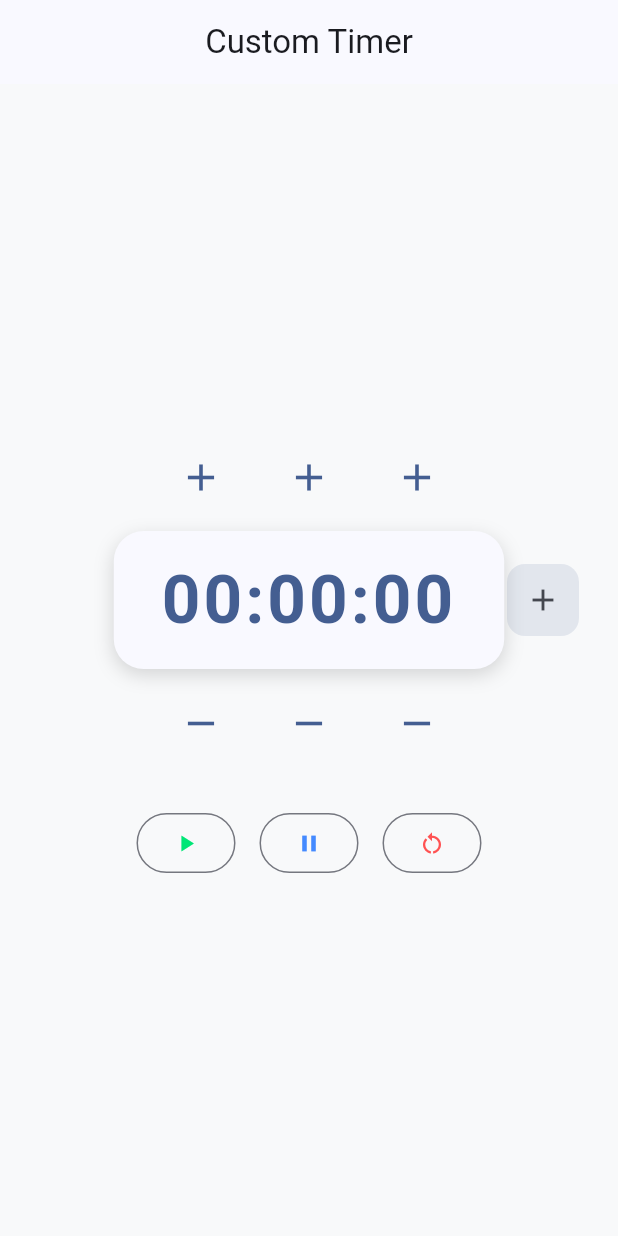
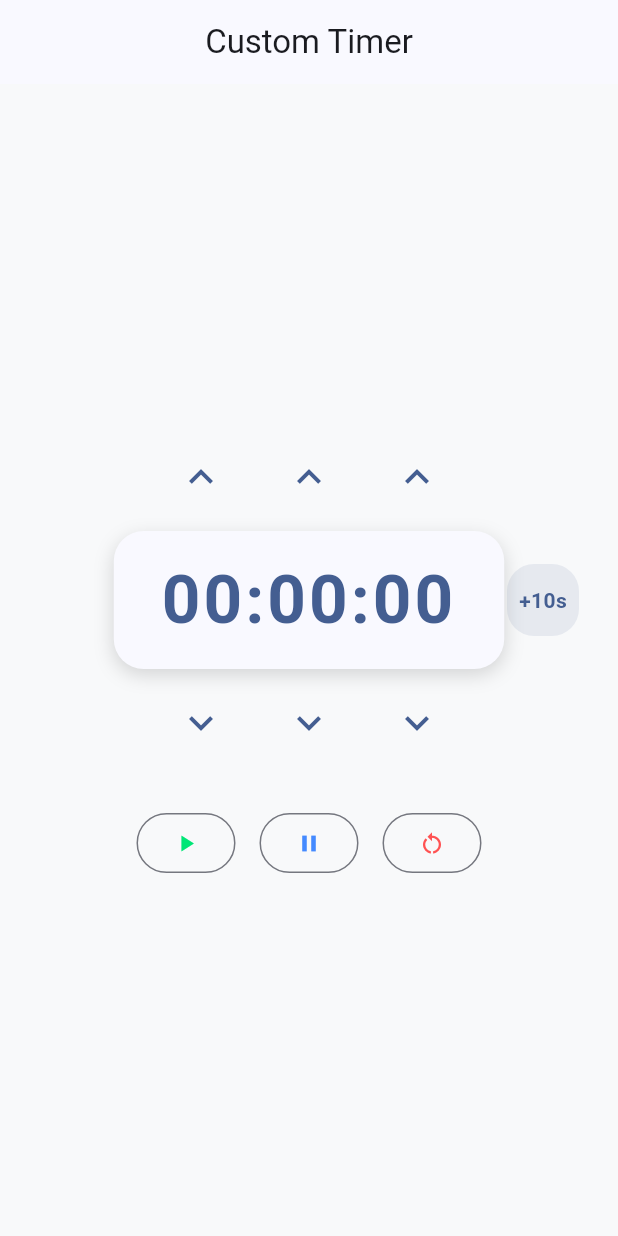
Before and after one commit to JoonWD/custom-timer, a Flutter app: the screen it shows after launch, on a phone screen of 412 x 824 dp. Run offline on Flutter 3.47's test engine with Material 3 defaults, Android fonts, the phone set to English and light mode, and no system bars.

Commit message:
style: refine UI layout and timer controls

```diff
--- a/lib/main.dart
+++ b/lib/main.dart
@@ -37,10 +37,11 @@ class TimerApp extends StatelessWidget {
           seedColor: Color(0xFF2EE59D), // verde esmeralda moderno
           brightness: Brightness.dark,
         ),
-        scaffoldBackgroundColor: const Color(0xFF121212),
+        scaffoldBackgroundColor: const Color.fromARGB(255, 27, 27, 27),
         appBarTheme: const AppBarTheme(
           centerTitle: true,
           elevation: 0,
+          backgroundColor: Colors.transparent,
         ),
       ),
 
--- a/lib/ui/home_screen.dart
+++ b/lib/ui/home_screen.dart
@@ -80,13 +80,19 @@ class _HomeScreenState extends State<HomeScreen> {
                       decoration: BoxDecoration(
                         color: Theme.of(
                           context,
-                        ).colorScheme.primary.withOpacity(0.12),
-                        borderRadius: BorderRadius.circular(12),
+                        ).colorScheme.primary.withOpacity(0.1),
+                        borderRadius: BorderRadius.circular(18),
                       ),
                       child: IconButton(
                         onPressed: () => engine.addSeconds(10),
-                        icon: const Icon(Icons.add),
-                        tooltip: '+10s',
+                        icon: Text(
+                          '+10s',
+                          style: TextStyle(
+                            color: Theme.of(context).colorScheme.primary,
+                            fontWeight: FontWeight.bold,
+                          ),
+                        ),
+                        tooltip: 'agregar 10s',
                       ),
                     ),
                   ),
--- a/lib/widgets/time_adjuster_column.dart
+++ b/lib/widgets/time_adjuster_column.dart
@@ -19,19 +19,19 @@ class TimeAdjusterColumn extends StatelessWidget {
     final theme = Theme.of(context);
 
     final icon = mode == AdjusterMode.increment
-        ? Icons.add
-        : Icons.remove;
+        ? Icons.keyboard_arrow_up
+        : Icons.keyboard_arrow_down;
 
     final tooltip = mode == AdjusterMode.increment
-        ? 'Increment $label'
-        : 'Decrement $label';
+        ? '+ $label'
+        : '- $label';
 
     return Column(
       children: [
         IconButton(
           onPressed: onPressed,
           icon: Icon(icon),
-          iconSize: 30,
+          iconSize: 32,
           splashRadius: 22,
           color: theme.colorScheme.primary,
           tooltip: tooltip,
```
